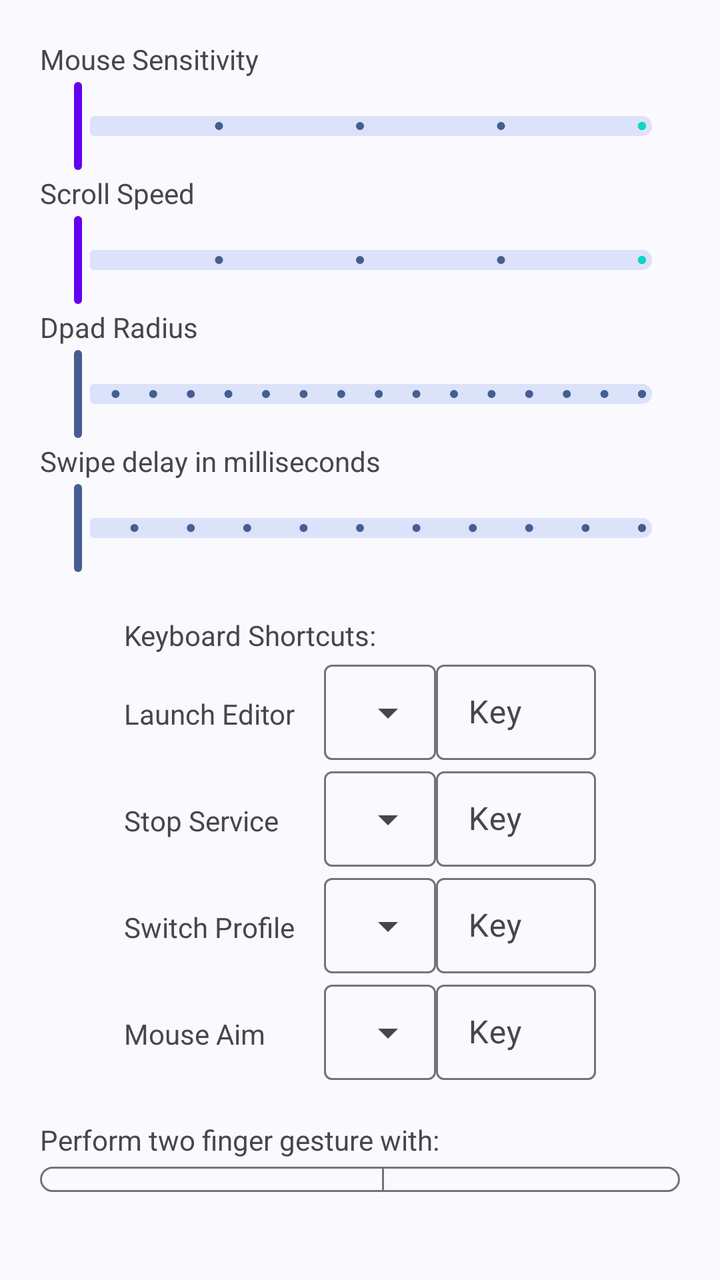
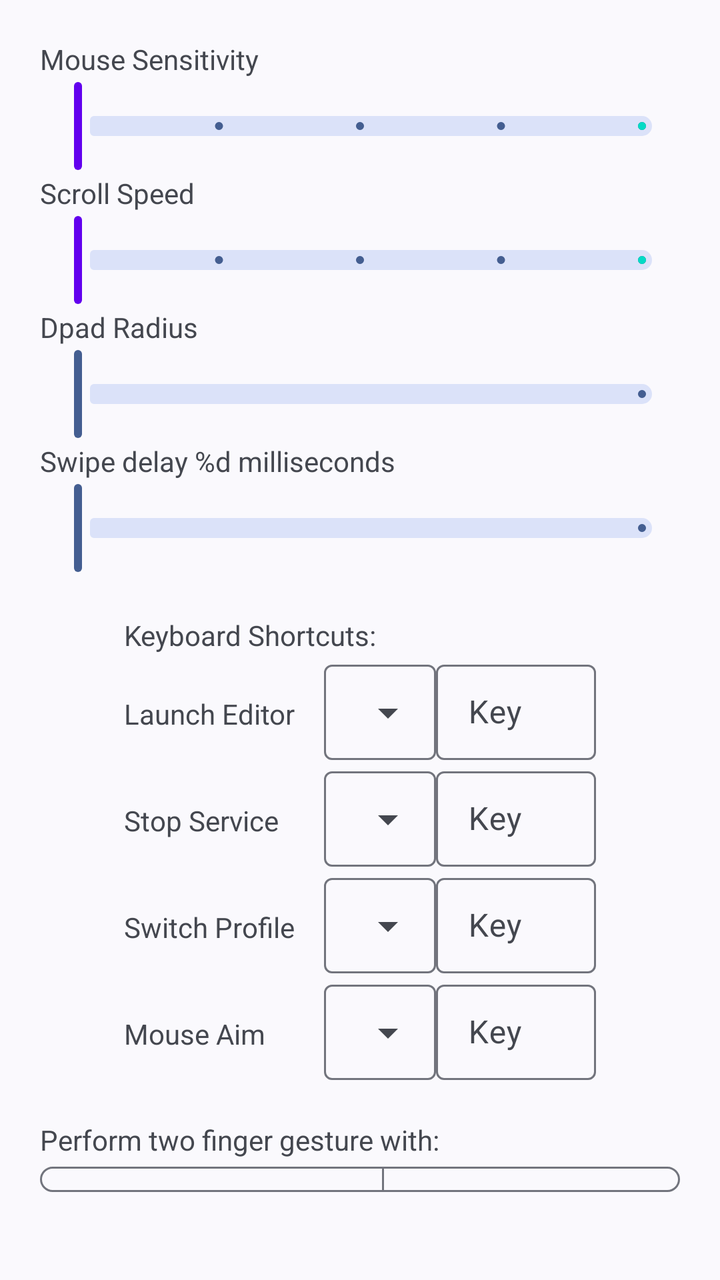

The first picture is an Android layout as it rendered before a commit; the second is the same layout after the commit. The layout source and the unified diff follow.
<!-- AndroidManifest.xml: application theme Theme.XtMapper -->
<!-- res/layout/fragment_settings_dialog.xml -->
<?xml version="1.0" encoding="utf-8"?>
<LinearLayout xmlns:android="http://schemas.android.com/apk/res/android"
    xmlns:app="http://schemas.android.com/apk/res-auto"
    xmlns:tools="http://schemas.android.com/tools"
    android:layout_width="match_parent"
    android:layout_height="match_parent"
    android:orientation="vertical"
    android:padding="20dp">

    <LinearLayout
        android:id="@+id/sliders"
        android:layout_width="match_parent"
        android:layout_height="wrap_content"
        android:layout_marginBottom="20dp"
        android:orientation="vertical">

        <TextView
            android:layout_width="wrap_content"
            android:layout_height="wrap_content"
            android:text="@string/mouse_sensitivity" />

        <com.google.android.material.slider.Slider
            android:id="@+id/slider_mouse"
            android:layout_width="wrap_content"
            android:layout_height="wrap_content"
            android:stepSize="1"
            android:valueFrom="1"
            android:valueTo="5"
            app:haloColor="@color/purple_700"
            app:thumbColor="@color/purple_500"
            app:trackColorActive="@color/teal_200"
            app:trackHeight="10dp"
            tools:value="2" />

        <TextView
            android:layout_width="wrap_content"
            android:layout_height="wrap_content"
            android:text="@string/scroll_speed" />

        <com.google.android.material.slider.Slider
            android:id="@+id/slider_scroll_speed"
            android:layout_width="wrap_content"
            android:layout_height="wrap_content"
            android:stepSize="1"
            android:valueFrom="1"
            android:valueTo="5"
            app:haloColor="@color/purple_700"
            app:thumbColor="@color/purple_500"
            app:trackColorActive="@color/teal_200"
            app:trackHeight="10dp"
            tools:value="2" />

        <TextView
            android:layout_width="wrap_content"
            android:layout_height="wrap_content"
            android:text="@string/dpad_radius" />

        <com.google.android.material.slider.Slider
            android:id="@+id/slider_dpad"
            android:layout_width="wrap_content"
            android:layout_height="wrap_content"
            android:stepSize="0.1"
            android:valueFrom="0.5"
            android:valueTo="2.0"
            app:trackHeight="10dp"
            tools:value="1.0" />

        <TextView
            android:layout_width="wrap_content"
            android:layout_height="wrap_content"
            android:text="@string/swipe_delay_ms" />

        <com.google.android.material.slider.Slider
            android:id="@+id/slider_swipe_delay"
            android:layout_width="wrap_content"
            android:layout_height="wrap_content"
            android:stepSize="100"
            android:valueFrom="0"
            android:valueTo="1000"
            app:trackHeight="10dp"
            tools:value="1.0" />

    </LinearLayout>

    <LinearLayout
        android:id="@+id/shortcuts"
        android:layout_width="wrap_content"
        android:layout_height="wrap_content"
        android:layout_gravity="center"
        android:layout_marginBottom="20dp"
        android:orientation="vertical">

        <TextView
            android:layout_width="match_parent"
            android:layout_height="wrap_content"
            android:text="@string/keyboard_shortcuts" />

        <LinearLayout
            android:layout_width="match_parent"
            android:layout_height="wrap_content"
            android:orientation="horizontal">

            <TextView
                android:layout_width="90dp"
                android:layout_height="wrap_content"
                android:layout_marginRight="10dp"
                android:labelFor="@id/launch_editor_modifier"
                android:text="@string/launch_editor" />

            <com.google.android.material.textfield.TextInputLayout
                style="@style/Widget.Material3.TextInputLayout.OutlinedBox.Dense.ExposedDropdownMenu"
                android:layout_width="wrap_content"
                android:layout_height="wrap_content">

                <AutoCompleteTextView
                    android:id="@+id/launch_editor_modifier"
                    android:layout_width="match_parent"
                    android:layout_height="wrap_content"
                    android:inputType="none" />

            </com.google.android.material.textfield.TextInputLayout>

            <com.google.android.material.textfield.TextInputLayout
                style="@style/Widget.Material3.TextInputLayout.OutlinedBox.Dense"
                android:layout_width="80dp"
                android:layout_height="wrap_content"
                android:hint="@string/key">

                <com.google.android.material.textfield.TextInputEditText
                    android:id="@+id/launch_editor"
                    android:layout_width="match_parent"
                    android:layout_height="wrap_content"
                    android:inputType="none" />

            </com.google.android.material.textfield.TextInputLayout>

        </LinearLayout>

        <LinearLayout
            android:layout_width="match_parent"
            android:layout_height="wrap_content"
            android:orientation="horizontal">

            <TextView
                android:layout_width="90dp"
                android:layout_height="wrap_content"
                android:layout_marginRight="10dp"
                android:labelFor="@id/stop_service_modifier"
                android:text="@string/stop_service" />


            <com.google.android.material.textfield.TextInputLayout
                style="@style/Widget.Material3.TextInputLayout.OutlinedBox.Dense.ExposedDropdownMenu"
                android:layout_width="wrap_content"
                android:layout_height="wrap_content">

                <AutoCompleteTextView
                    android:id="@+id/stop_service_modifier"
                    android:layout_width="match_parent"
                    android:layout_height="wrap_content"
                    android:inputType="none" />

            </com.google.android.material.textfield.TextInputLayout>

            <com.google.android.material.textfield.TextInputLayout
                style="@style/Widget.Material3.TextInputLayout.OutlinedBox.Dense"
                android:layout_width="80dp"
                android:layout_height="wrap_content"
                android:hint="@string/key">

                <com.google.android.material.textfield.TextInputEditText
                    android:id="@+id/stop_service"
                    android:layout_width="match_parent"
                    android:layout_height="wrap_content"
                    android:inputType="none" />
            </com.google.android.material.textfield.TextInputLayout>
        </LinearLayout>

        <LinearLayout
            android:layout_width="match_parent"
            android:layout_height="wrap_content"
            android:orientation="horizontal">

            <TextView
                android:layout_width="90dp"
                android:layout_height="wrap_content"
                android:layout_marginRight="10dp"
                android:text="@string/switch_profile" />


            <com.google.android.material.textfield.TextInputLayout
                style="@style/Widget.Material3.TextInputLayout.OutlinedBox.Dense.ExposedDropdownMenu"
                android:layout_width="wrap_content"
                android:layout_height="wrap_content">

                <AutoCompleteTextView
                    android:id="@+id/switch_profile_modifier"
                    android:layout_width="match_parent"
                    android:layout_height="wrap_content"
                    android:inputType="none" />

            </com.google.android.material.textfield.TextInputLayout>

            <com.google.android.material.textfield.TextInputLayout
                style="@style/Widget.Material3.TextInputLayout.OutlinedBox.Dense"
                android:layout_width="80dp"
                android:layout_height="wrap_content"
                android:hint="@string/key">

                <com.google.android.material.textfield.TextInputEditText
                    android:id="@+id/switch_profile"
                    android:layout_width="match_parent"
                    android:layout_height="wrap_content"
                    android:inputType="none" />
            </com.google.android.material.textfield.TextInputLayout>
        </LinearLayout>

        <LinearLayout
            android:layout_width="match_parent"
            android:layout_height="wrap_content"
            android:orientation="horizontal">

            <TextView
                android:layout_width="90dp"
                android:layout_height="wrap_content"
                android:layout_marginRight="10dp"
                android:text="@string/mouse_aim" />

            <com.google.android.material.textfield.TextInputLayout
                style="@style/Widget.Material3.TextInputLayout.OutlinedBox.Dense.ExposedDropdownMenu"
                android:layout_width="wrap_content"
                android:layout_height="wrap_content">

                <AutoCompleteTextView
                    android:id="@+id/mouse_aim_modifier"
                    android:layout_width="match_parent"
                    android:layout_height="wrap_content"
                    android:inputType="none" />

            </com.google.android.material.textfield.TextInputLayout>

            <com.google.android.material.textfield.TextInputLayout
                style="@style/Widget.Material3.TextInputLayout.OutlinedBox.Dense"
                android:layout_width="80dp"
                android:layout_height="wrap_content"
                android:hint="@string/key">

                <com.google.android.material.textfield.TextInputEditText
                    android:id="@+id/mouse_aim_key"
                    android:layout_width="match_parent"
                    android:layout_height="wrap_content"
                    android:inputType="none" />
            </com.google.android.material.textfield.TextInputLayout>
        </LinearLayout>
    </LinearLayout>

    <LinearLayout
        android:id="@+id/misc"
        android:layout_width="match_parent"
        android:layout_height="wrap_content"
        android:layout_marginBottom="20dp"
        android:orientation="vertical">

        <TextView
            android:layout_width="match_parent"
            android:layout_height="wrap_content"
            android:text="@string/pinch_to_zoom_gesture_info" />

        <com.google.android.material.button.MaterialButtonToggleGroup
            android:layout_width="wrap_content"
            android:layout_height="wrap_content">

            <com.google.android.material.button.MaterialButton
                android:id="@+id/mouse_wheel_toggle"
                style="?attr/materialButtonOutlinedStyle"
                android:layout_width="wrap_content"
                android:layout_height="wrap_content"
                android:text="@string/mouse_wheel" />

            <com.google.android.material.button.MaterialButton
                android:id="@+id/mouse_drag_toggle"
                style="?attr/materialButtonOutlinedStyle"
                android:layout_width="wrap_content"
                android:layout_height="wrap_content"
                android:text="@string/drag_mouse" />
        </com.google.android.material.button.MaterialButtonToggleGroup>

        <LinearLayout
            android:layout_width="wrap_content"
            android:layout_height="wrap_content"
            android:gravity="center"
            android:orientation="horizontal">
            <TextView
                android:layout_width="match_parent"
                android:layout_height="wrap_content"
                android:layout_marginRight="10dp"
                android:text="@string/trigger_mouse_aim_with" />

            <com.google.android.material.button.MaterialButtonToggleGroup
                android:layout_width="wrap_content"
                android:layout_height="wrap_content">

                <com.google.android.material.button.MaterialButton
                    android:id="@+id/mouse_aim_key_grave"
                    style="?attr/materialButtonOutlinedStyle"
                    android:layout_width="wrap_content"
                    android:layout_height="wrap_content"
                    android:text="@string/key_grave" />

                <com.google.android.material.button.MaterialButton
                    android:id="@+id/mouse_aim_right_click"
                    style="?attr/materialButtonOutlinedStyle"
                    android:layout_width="wrap_content"
                    android:layout_height="wrap_content"
                    android:text="@string/right_click" />

            </com.google.android.material.button.MaterialButtonToggleGroup>
        </LinearLayout>

        <TextView
            android:layout_width="wrap_content"
            android:layout_height="wrap_content"
            android:labelFor="@id/input_device"
            android:text="@string/mouse_input_device" />

        <EditText
            android:id="@+id/input_device"
            android:layout_width="match_parent"
            android:layout_height="wrap_content"
            android:importantForAutofill="no"
            android:inputType="textNoSuggestions" />
    </LinearLayout>

    <com.google.android.material.bottomnavigation.BottomNavigationView
        android:id="@+id/bottom_navigation"
        android:layout_width="match_parent"
        android:layout_height="wrap_content"
        app:menu="@menu/bottom_navigation_menu" />

</LinearLayout>
<!-- resources referenced by this layout -->
<resources>
  <color name="purple_500">#FF6200EE</color>
  <color name="purple_700">#FF3700B3</color>
  <color name="teal_200">#FF03DAC5</color>
  <string name="dpad_radius">Dpad Radius</string>
  <string name="drag_mouse">Ctrl + Drag Mouse</string>
  <string name="key">Key</string>
  <string name="key_grave">~ Key</string>
  <string name="keyboard_shortcuts">Keyboard Shortcuts:</string>
  <string name="launch_editor">Launch Editor</string>
  <string name="mouse_aim">Mouse Aim</string>
  <string name="mouse_input_device">Mouse Input Device</string>
  <string name="mouse_sensitivity">Mouse Sensitivity</string>
  <string name="mouse_wheel">Ctrl + Mouse Wheel</string>
  <string name="pinch_to_zoom_gesture_info">Perform two finger gesture with:</string>
  <string name="right_click">Right click</string>
  <string name="scroll_speed">Scroll Speed</string>
  <string name="stop_service">Stop Service</string>
  <string name="swipe_delay_ms">Swipe delay in milliseconds</string>
  <string name="switch_profile">Switch Profile</string>
  <string name="trigger_mouse_aim_with">Trigger mouse aim with:</string>
  <style name="Theme.XtMapper" parent="Theme.Material3.DynamicColors.DayNight"> </style>
</resources>

<!-- the commit's change to res/layout/fragment_settings_dialog.xml (unified diff, before → after) -->
@@ -1,7 +1,6 @@
 <?xml version="1.0" encoding="utf-8"?>
 <LinearLayout xmlns:android="http://schemas.android.com/apk/res/android"
     xmlns:app="http://schemas.android.com/apk/res-auto"
-    xmlns:tools="http://schemas.android.com/tools"
     android:layout_width="match_parent"
     android:layout_height="match_parent"
     android:orientation="vertical"
@@ -29,8 +28,7 @@
             app:haloColor="@color/purple_700"
             app:thumbColor="@color/purple_500"
             app:trackColorActive="@color/teal_200"
-            app:trackHeight="10dp"
-            tools:value="2" />
+            app:trackHeight="10dp"/>
 
         <TextView
             android:layout_width="wrap_content"
@@ -47,8 +45,7 @@
             app:haloColor="@color/purple_700"
             app:thumbColor="@color/purple_500"
             app:trackColorActive="@color/teal_200"
-            app:trackHeight="10dp"
-            tools:value="2" />
+            app:trackHeight="10dp"/>
 
         <TextView
             android:layout_width="wrap_content"
@@ -59,26 +56,23 @@
             android:id="@+id/slider_dpad"
             android:layout_width="wrap_content"
             android:layout_height="wrap_content"
-            android:stepSize="0.1"
             android:valueFrom="0.5"
             android:valueTo="2.0"
-            app:trackHeight="10dp"
-            tools:value="1.0" />
-
-        <TextView
-            android:layout_width="wrap_content"
-            android:layout_height="wrap_content"
+            app:trackHeight="10dp" />
+
+        <TextView
+            android:layout_width="wrap_content"
+            android:layout_height="wrap_content"
+            android:id="@+id/swipe_delay_text"
             android:text="@string/swipe_delay_ms" />
 
         <com.google.android.material.slider.Slider
             android:id="@+id/slider_swipe_delay"
             android:layout_width="wrap_content"
             android:layout_height="wrap_content"
-            android:stepSize="100"
             android:valueFrom="0"
-            android:valueTo="1000"
-            app:trackHeight="10dp"
-            tools:value="1.0" />
+            android:valueTo="500"
+            app:trackHeight="10dp" />
 
     </LinearLayout>
 
<!-- resource entries referenced after the edit -->
@@ -17,7 +17,7 @@
   <string name="right_click">Right click</string>
   <string name="scroll_speed">Scroll Speed</string>
   <string name="stop_service">Stop Service</string>
-  <string name="swipe_delay_ms">Swipe delay in milliseconds</string>
+  <string name="swipe_delay_ms">Swipe delay %d milliseconds</string>
   <string name="switch_profile">Switch Profile</string>
   <string name="trigger_mouse_aim_with">Trigger mouse aim with:</string>
   <style name="Theme.XtMapper" parent="Theme.Material3.DynamicColors.DayNight"> </style>
